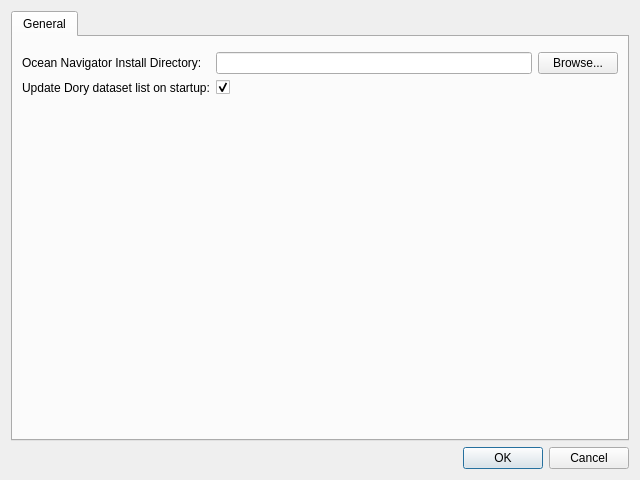
This is Config_Tool/dialogpreferences.ui in DFO-Ocean-Navigator/Navigator2Go as Qt 5 draws it before an edit. The edited form follows.
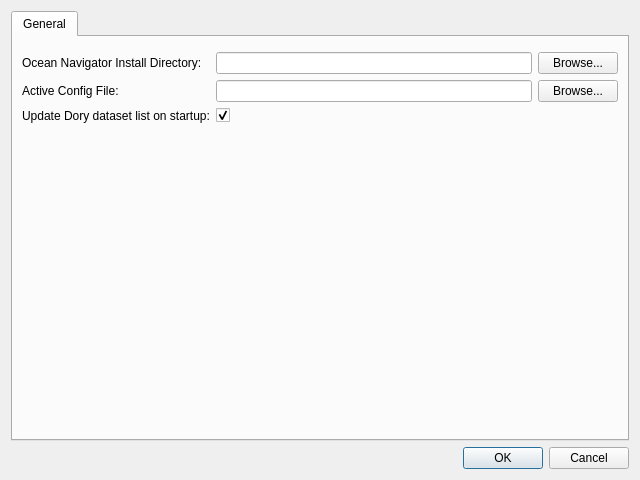
This is the edited form.

```diff
--- a/Config_Tool/dialogpreferences.ui
+++ b/Config_Tool/dialogpreferences.ui
@@ -75,14 +75,14 @@
            </item>
           </layout>
          </item>
-         <item row="2" column="0">
+         <item row="3" column="0">
           <widget class="QLabel" name="label_2">
            <property name="text">
             <string>Update Dory dataset list on startup:</string>
            </property>
           </widget>
          </item>
-         <item row="2" column="1">
+         <item row="3" column="1">
           <widget class="QCheckBox" name="checkBoxUpdateDoryListOnStart">
            <property name="text">
             <string/>
@@ -92,6 +92,31 @@
            </property>
           </widget>
          </item>
+         <item row="2" column="0">
+          <widget class="QLabel" name="label_3">
+           <property name="text">
+            <string>Active Config File:</string>
+           </property>
+          </widget>
+         </item>
+         <item row="2" column="1">
+          <layout class="QHBoxLayout" name="horizontalLayout_2">
+           <item>
+            <widget class="QLineEdit" name="lineEditActiveConfigFile">
+             <property name="readOnly">
+              <bool>true</bool>
+             </property>
+            </widget>
+           </item>
+           <item>
+            <widget class="QPushButton" name="pushButtonBrowseActiveConfigFile">
+             <property name="text">
+              <string>Browse...</string>
+             </property>
+            </widget>
+           </item>
+          </layout>
+         </item>
         </layout>
        </widget>
       </widget>
```
